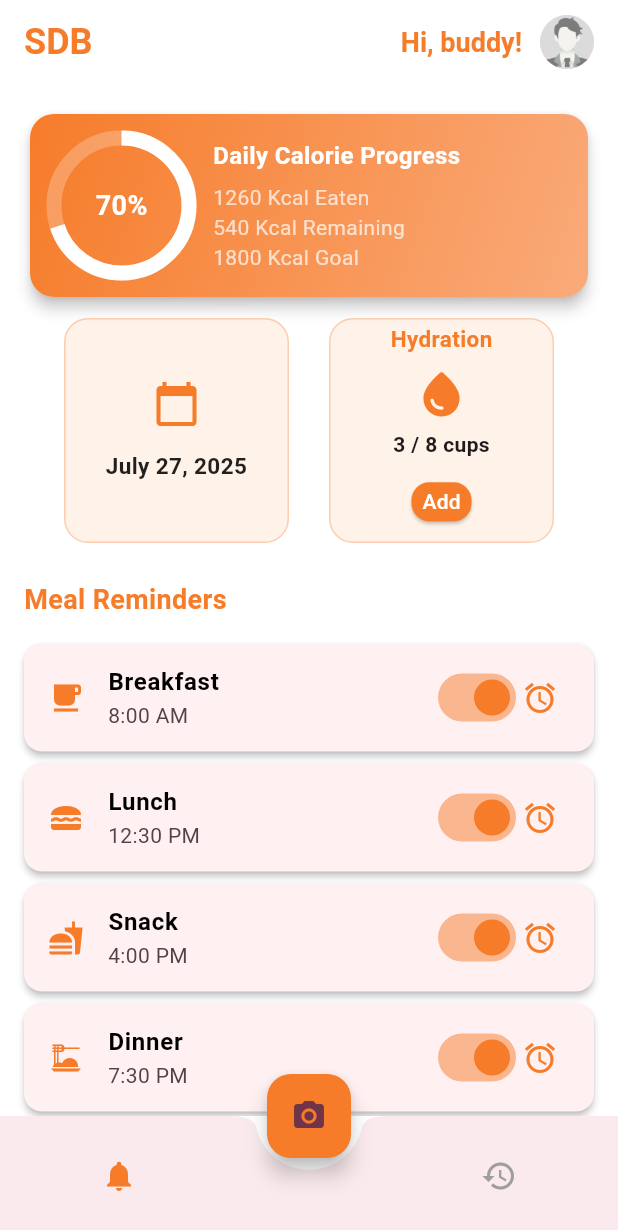
After one commit to Group01Dbuddy/Dbuddy-001, a Flutter app: the DashboardScreen screen opened directly, on a phone screen of 412 x 824 dp. The commit adds this screen. Shown: the top 1230 px of the screen. Run offline on Flutter 3.47's test engine with Material 3 defaults, Android fonts, the light colour scheme and no system bars; our stand-ins replace cloud_firestore, firebase_auth, firebase_core; accounts and stored records are empty.

Commit message:
Dash bord_ui_add

```diff
--- /dev/null
+++ b/lib/Screens/dash_board_screen.dart
@@ -0,0 +1,469 @@
+import 'package:flutter/material.dart';
+
+class DashboardScreen extends StatefulWidget {
+  const DashboardScreen({super.key});
+
+  @override
+  State<DashboardScreen> createState() => _DashboardScreenState();
+}
+
+// AddButton widget for use in the Add Meal dialog
+class AddButton extends StatelessWidget {
+  final VoidCallback onPressed;
+  final String label;
+
+  const AddButton({super.key, required this.onPressed, this.label = "Add"});
+
+  @override
+  Widget build(BuildContext context) {
+    return ElevatedButton(
+      onPressed: onPressed,
+      style: ElevatedButton.styleFrom(
+        backgroundColor: const Color.fromARGB(255, 246, 124, 42),
+        shape: RoundedRectangleBorder(borderRadius: BorderRadius.circular(12)),
+      ),
+      child: Text(label, style: const TextStyle(color: Colors.white)),
+    );
+  }
+}
+
+class _DashboardScreenState extends State<DashboardScreen> {
+  // Updated color
+  final Color primaryColor = const Color.fromARGB(255, 246, 124, 42);
+
+  int waterIntake = 3;
+  final int waterGoal = 8;
+  int _currentIndex = 0;
+
+  final String userName = "buddy";
+  final int consumedCalories = 1260;
+  final int totalCalories = 1800;
+
+  Map<String, bool> mealEnabled = {
+    'Breakfast': true,
+    'Lunch': true,
+    'Snack': true,
+    'Dinner': true,
+  };
+
+  // Add this method to show a dialog for adding a new meal reminder
+  Future<void> _showAddMealDialog() async {
+    String newMeal = '';
+    TimeOfDay? pickedTime;
+    final formKey = GlobalKey<FormState>();
+
+    await showDialog(
+      context: context,
+      builder: (context) => AlertDialog(
+        title: const Text('Add Meal Reminder'),
+        content: Form(
+          key: formKey,
+          child: Column(
+            mainAxisSize: MainAxisSize.min,
+            children: [
+              TextFormField(
+                decoration: const InputDecoration(labelText: 'Meal Name'),
+                validator: (value) => value == null || value.trim().isEmpty
+                    ? 'Enter meal name'
+                    : null,
+                onChanged: (value) => newMeal = value.trim(),
+              ),
+              const SizedBox(height: 12),
+              ElevatedButton(
+                onPressed: () async {
+                  pickedTime = await showTimePicker(
+                    context: context,
+                    initialTime: TimeOfDay.now(),
+                  );
+                },
+                child: Text(
+                  pickedTime == null
+                      ? 'Pick Time'
+                      : 'Time: ${pickedTime!.format(context)}',
+                ),
+              ),
+            ],
+          ),
+        ),
+        actions: [
+          TextButton(
+            onPressed: () => Navigator.pop(context),
+            child: const Text('Cancel'),
+          ),
+          ElevatedButton(
+            onPressed: () {
+              if (formKey.currentState!.validate() && pickedTime != null) {
+                setState(() {
+                  mealEnabled[newMeal] = true;
+                  mealTimes[newMeal] = pickedTime!;
+                });
+                Navigator.pop(context);
+              }
+            },
+            child: const Text('Add'),
+          ),
+        ],
+      ),
+    );
+  }
+
+  Map<String, TimeOfDay> mealTimes = {
+    'Breakfast': const TimeOfDay(hour: 8, minute: 0),
+    'Lunch': const TimeOfDay(hour: 12, minute: 30),
+    'Snack': const TimeOfDay(hour: 16, minute: 0),
+    'Dinner': const TimeOfDay(hour: 19, minute: 30),
+  };
+
+  @override
+  Widget build(BuildContext context) {
+    // Increased card size for calendar and hydration tracker
+    final double cardSize = 150;
+    final double iconSize = 32;
+
+    return Scaffold(
+      backgroundColor: Colors.white,
+      appBar: AppBar(
+        elevation: 0,
+        backgroundColor: Colors.white,
+        title: Row(
+          mainAxisAlignment: MainAxisAlignment.spaceBetween,
+          children: [
+            Text(
+              'SDB',
+              style: TextStyle(
+                color: primaryColor,
+                fontSize: 24,
+                fontWeight: FontWeight.bold,
+              ),
+            ),
+            Row(
+              mainAxisSize: MainAxisSize.min,
+              children: [
+                Text(
+                  'Hi, $userName!',
+                  style: TextStyle(
+                    color: primaryColor,
+                    fontSize: 18,
+                    fontWeight: FontWeight.w600,
+                  ),
+                ),
+                const SizedBox(width: 12),
+                const CircleAvatar(
+                  radius: 18,
+                  backgroundImage: AssetImage(
+                    'assets/images/profile_placeholder.jpg',
+                  ),
+                ),
+              ],
+            ),
+          ],
+        ),
+      ),
+      body: SingleChildScrollView(
+        padding: const EdgeInsets.all(16),
+        child: Column(
+          children: [
+            // Calorie Tracker Card
+            Card(
+              shape: RoundedRectangleBorder(
+                borderRadius: BorderRadius.circular(16),
+              ),
+              elevation: 4,
+              child: Container(
+                padding: const EdgeInsets.all(16),
+                decoration: BoxDecoration(
+                  gradient: LinearGradient(
+                    colors: [primaryColor, primaryColor.withOpacity(0.6)],
+                    begin: Alignment.topLeft,
+                    end: Alignment.bottomRight,
+                  ),
+                  borderRadius: BorderRadius.circular(16),
+                ),
+                child: Row(
+                  children: [
+                    Stack(
+                      alignment: Alignment.center,
+                      children: [
+                        SizedBox(
+                          height: 90,
+                          width: 90,
+                          child: CircularProgressIndicator(
+                            value: consumedCalories / totalCalories,
+                            strokeWidth: 10,
+                            backgroundColor: Colors.white24,
+                            valueColor: AlwaysStoppedAnimation<Color>(
+                              Colors.white,
+                            ),
+                          ),
+                        ),
+                        Text(
+                          '${((consumedCalories / totalCalories) * 100).toInt()}%',
+                          style: const TextStyle(
+                            fontSize: 18,
+                            fontWeight: FontWeight.bold,
+                            color: Colors.white,
+                          ),
+                        ),
+                      ],
+                    ),
+                    const SizedBox(width: 16),
+                    Expanded(
+                      child: Column(
+                        crossAxisAlignment: CrossAxisAlignment.start,
+                        children: [
+                          const Text(
+                            'Daily Calorie Progress',
+                            style: TextStyle(
+                              color: Colors.white,
+                              fontSize: 16,
+                              fontWeight: FontWeight.bold,
+                            ),
+                          ),
+                          const SizedBox(height: 6),
+                          Text(
+                            '$consumedCalories Kcal Eaten',
+                            style: TextStyle(color: Colors.white70),
+                          ),
+                          Text(
+                            '${totalCalories - consumedCalories} Kcal Remaining',
+                            style: TextStyle(color: Colors.white70),
+                          ),
+                          Text(
+                            '$totalCalories Kcal Goal',
+                            style: TextStyle(color: Colors.white70),
+                          ),
+                        ],
+                      ),
+                    ),
+                  ],
+                ),
+              ),
+            ),
+
+            const SizedBox(height: 10),
+
+            // Date + Hydration Row
+            Row(
+              mainAxisAlignment: MainAxisAlignment.spaceEvenly,
+              children: [
+                // Date Card
+                Container(
+                  width: cardSize,
+                  height: cardSize,
+                  decoration: BoxDecoration(
+                    color: primaryColor.withOpacity(0.1),
+                    borderRadius: BorderRadius.circular(16), // more rounded
+                    border: Border.all(color: primaryColor.withOpacity(0.3)),
+                  ),
+                  padding: const EdgeInsets.all(12),
+                  child: Column(
+                    mainAxisAlignment: MainAxisAlignment.center,
+                    children: [
+                      Icon(
+                        Icons.calendar_today,
+                        size: iconSize,
+                        color: primaryColor,
+                      ),
+                      const SizedBox(height: 15),
+                      Text(
+                        _formattedDate(),
+                        textAlign: TextAlign.center,
+                        style: TextStyle(
+                          fontSize: 15,
+                          fontWeight: FontWeight.w700,
+                          color: Colors.black87,
+                        ),
+                      ),
+                    ],
+                  ),
+                ),
+
+                // Hydration Tracker
+                Container(
+                  width: cardSize,
+                  height: cardSize,
+                  decoration: BoxDecoration(
+                    color: primaryColor.withOpacity(0.1),
+                    borderRadius: BorderRadius.circular(16),
+                    border: Border.all(color: primaryColor.withOpacity(0.3)),
+                  ),
+                  padding: const EdgeInsets.symmetric(horizontal: 12),
+                  child: Column(
+                    mainAxisAlignment: MainAxisAlignment.center,
+                    children: [
+                      Text(
+                        'Hydration',
+                        style: TextStyle(
+                          fontWeight: FontWeight.bold,
+                          fontSize: 15,
+                          color: primaryColor,
+                        ),
+                      ),
+                      const SizedBox(height: 8),
+                      Icon(
+                        Icons.water_drop_rounded,
+                        size: 36,
+                        color: primaryColor,
+                      ),
+                      const SizedBox(height: 6),
+                      Text(
+                        '$waterIntake / $waterGoal cups',
+                        style: const TextStyle(
+                          fontSize: 14,
+                          fontWeight: FontWeight.w600,
+                        ),
+                      ),
+                      const SizedBox(height: 4),
+                      ElevatedButton(
+                        onPressed: () {
+                          setState(() {
+                            if (waterIntake < waterGoal) waterIntake++;
+                          });
+                        },
+                        style: ElevatedButton.styleFrom(
+                          padding: EdgeInsets.zero,
+                          minimumSize: const Size(40, 26),
+                          backgroundColor: primaryColor,
+                          shape: RoundedRectangleBorder(
+                            borderRadius: BorderRadius.circular(12),
+                          ),
+                        ),
+                        child: const Text(
+                          'Add',
+                          style: TextStyle(fontSize: 14, color: Colors.white),
+                        ),
+                      ),
+                    ],
+                  ),
+                ),
+              ],
+            ),
+
+            const SizedBox(height: 25),
+
+            // Meal Reminders Title
+            Align(
+              alignment: Alignment.centerLeft,
+              child: Text(
+                'Meal Reminders',
+                style: TextStyle(
+                  fontSize: 18,
+                  fontWeight: FontWeight.w600,
+                  color: primaryColor,
+                ),
+              ),
+            ),
+            const SizedBox(height: 12),
+
+            // Meal Reminder Cards
+            _buildReminderCard('Breakfast', Icons.free_breakfast),
+            _buildReminderCard('Lunch', Icons.lunch_dining),
+            _buildReminderCard('Snack', Icons.fastfood),
+            _buildReminderCard('Dinner', Icons.dinner_dining),
+          ],
+        ),
+      ),
+
+      bottomNavigationBar: BottomAppBar(
+        shape: const CircularNotchedRectangle(),
+        notchMargin: 8,
+        child: SizedBox(
+          height: 60,
+          child: Row(
+            mainAxisAlignment: MainAxisAlignment.spaceAround,
+            children: [
+              IconButton(
+                icon: const Icon(Icons.notifications),
+                color: _currentIndex == 0 ? primaryColor : Colors.grey,
+                onPressed: () => setState(() => _currentIndex = 0),
+              ),
+              const SizedBox(width: 48),
+              IconButton(
+                icon: const Icon(Icons.history),
+                color: _currentIndex == 1 ? primaryColor : Colors.grey,
+                onPressed: () => setState(() => _currentIndex = 1),
+              ),
+            ],
+          ),
+        ),
+      ),
+
+      floatingActionButton: FloatingActionButton(
+        onPressed: () {},
+        backgroundColor: primaryColor,
+        // The FAB is already round by default; no shape change needed
+        child: const Icon(Icons.camera_alt),
+      ),
+      floatingActionButtonLocation: FloatingActionButtonLocation.centerDocked,
+    );
+  }
+
+  String _formattedDate() {
+    final now = DateTime.now();
+    return "${_monthName(now.month)} ${now.day}, ${now.year}";
+  }
+
+  String _monthName(int month) {
+    const months = [
+      'January',
+      'February',
+      'March',
+      'April',
+      'May',
+      'June',
+      'July',
+      'August',
+      'September',
+      'October',
+      'November',
+      'December',
+    ];
+    return months[month - 1];
+  }
+
+  Widget _buildReminderCard(String meal, IconData icon) {
+    final bool enabled = mealEnabled[meal]!;
+    final TimeOfDay time = mealTimes[meal]!;
+
+    return Card(
+      shape: RoundedRectangleBorder(borderRadius: BorderRadius.circular(12)),
+      elevation: 2,
+      margin: const EdgeInsets.symmetric(vertical: 4),
+      child: ListTile(
+        leading: Icon(icon, color: enabled ? primaryColor : Colors.grey),
+        title: Text(
+          meal,
+          style: TextStyle(
+            fontWeight: FontWeight.w600,
+            color: enabled ? Colors.black : Colors.grey,
+          ),
+        ),
+        subtitle: Text(time.format(context)),
+        trailing: Row(
+          mainAxisSize: MainAxisSize.min,
+          children: [
+            Switch(
+              value: enabled,
+              activeColor: primaryColor,
+              onChanged: (val) {
+                setState(() => mealEnabled[meal] = val);
+              },
+            ),
+            Icon(Icons.alarm, color: enabled ? primaryColor : Colors.grey),
+          ],
+        ),
+        onTap: enabled
+            ? () async {
+                TimeOfDay? picked = await showTimePicker(
+                  context: context,
+                  initialTime: time,
+                );
+                if (picked != null) {
+                  setState(() => mealTimes[meal] = picked);
+                }
+              }
+            : null,
+      ),
+    );
+  }
+}
--- a/lib/Screens/home_screen.dart
+++ /dev/null
@@ -1,10 +0,0 @@
-import 'package:flutter/material.dart';
-
-class HomeScreen extends StatelessWidget {
-  const HomeScreen({super.key});
-
-  @override
-  build(BuildContext context) {
-    return const Placeholder();
-  }
-}
--- a/lib/Screens/signin_screen.dart
+++ b/lib/Screens/signin_screen.dart
@@ -1,7 +1,7 @@
 import 'package:flutter/material.dart';
 import 'package:dbuddy/utils/colors_utils.dart';
 import 'package:firebase_auth/firebase_auth.dart';
-import "package:dbuddy/Screens/home_screen.dart";
+import "package:dbuddy/Screens/dash_board_screen.dart";
 
 class SigninScreen extends StatefulWidget {
   const SigninScreen({super.key});
@@ -18,8 +18,9 @@ class _SigninScreenState extends State<SigninScreen> {
     // Basic validation
     if (emailController.text.trim().isEmpty ||
         passwordController.text.trim().isEmpty) {
-      if (!mounted)
+      if (!mounted) {
         return; // Always check mounted before context-dependent operations
+      }
       ScaffoldMessenger.of(context).showSnackBar(
         const SnackBar(content: Text("Please enter both email and password.")),
       );
@@ -38,7 +39,7 @@ class _SigninScreenState extends State<SigninScreen> {
       Navigator.pushReplacement(
         context,
         MaterialPageRoute(
-          builder: (context) => const HomeScreen(),
+          builder: (context) => const DashboardScreen(),
         ), // Replace with your actual main screen
       );
     } on FirebaseAuthException catch (e) {
--- a/pubspec.yaml
+++ b/pubspec.yaml
@@ -61,6 +61,8 @@ flutter:
   # included with your application, so that you can use the icons in
   # the material Icons class.
   uses-material-design: true
+  assets:
+    - assets/images/profile_placeholder.jpg
 
   # To add assets to your application, add an assets section, like this:
   # assets:
```
Also changed, not shown: assets/images/profile_placeholder.jpg (added).
